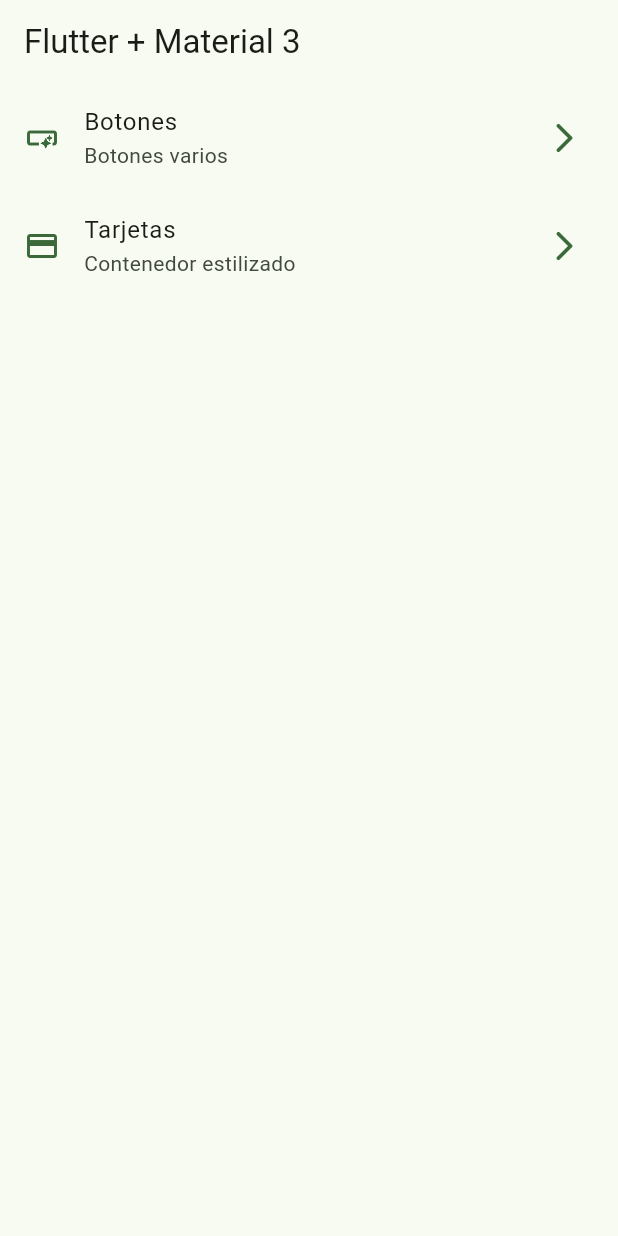
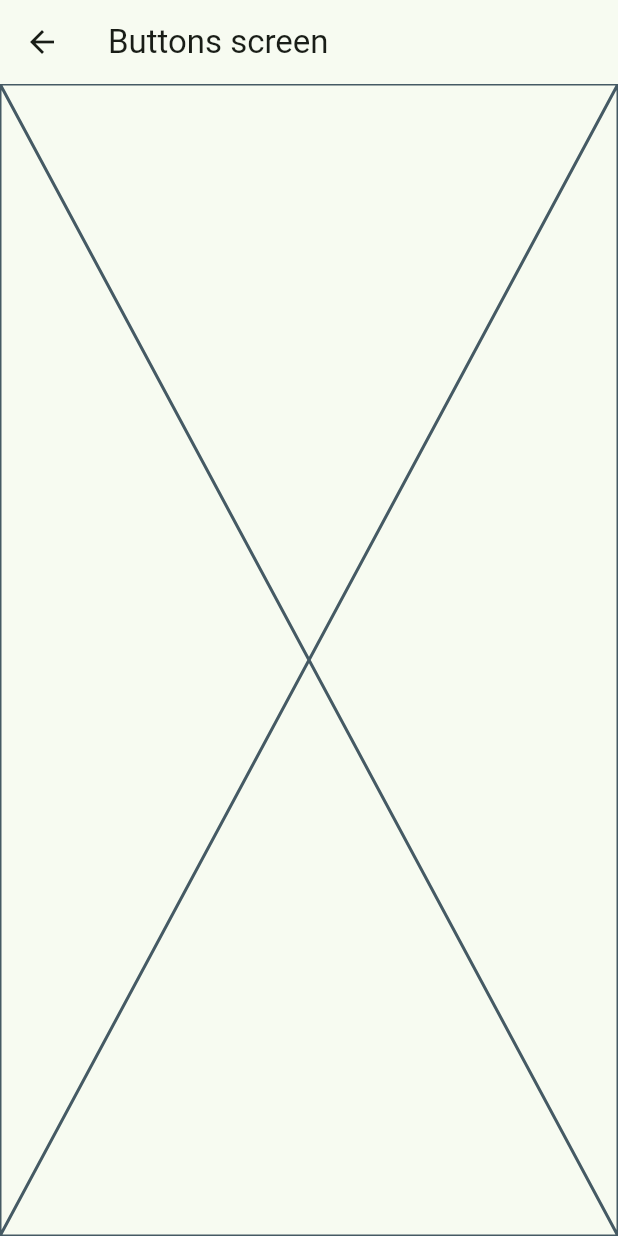
Before and after one commit to yvngmarti/widgets_app, a Flutter app: the screen it shows after launch, after a tap on "Botones", on a phone screen of 412 x 824 dp. Run offline on Flutter 3.47's test engine with Material 3 defaults, Android fonts, the phone set to English and light mode, and no system bars.

Commit message:
rutas basicas configuradas

```diff
--- a/lib/config/menu/menu_items.dart
+++ b/lib/config/menu/menu_items.dart
@@ -18,13 +18,13 @@ const appMenuItems = <MenuItem>[
   MenuItem(
     titLe: 'Botones',
     subtitle: 'Botones varios',
-    link: '/botones',
+    link: '/buttons',
     iconData: Icons.smart_button_outlined,
   ),
   MenuItem(
     titLe: 'Tarjetas',
     subtitle: 'Contenedor estilizado',
-    link: '/card',
+    link: '/cards',
     iconData: Icons.credit_card,
   ),
 ];
--- a/lib/main.dart
+++ b/lib/main.dart
@@ -1,5 +1,7 @@
 import 'package:flutter/material.dart';
 import 'package:widgets_app/config/theme/app_theme.dart';
+import 'package:widgets_app/presentation/screens/home/buttons/buttons_screen.dart';
+import 'package:widgets_app/presentation/screens/home/cards/cards_screen.dart';
 import 'package:widgets_app/presentation/screens/home/home_screen.dart';
 
 void main() {
@@ -15,6 +17,10 @@ class MainApp extends StatelessWidget {
       debugShowCheckedModeBanner: false,
       theme: AppTheme(selectedColor: 2).getTheme(),
       home: const HomeScreen(),
+      routes: {
+        '/buttons': (context) => const ButtonsScreen(),
+        '/cards': (context) => const CardsScreen(),
+      },
     );
   }
 }
--- /dev/null
+++ b/lib/presentation/screens/home/buttons/buttons_screen.dart
@@ -0,0 +1,15 @@
+import 'package:flutter/material.dart';
+
+class ButtonsScreen extends StatelessWidget {
+  const ButtonsScreen({super.key});
+
+  @override
+  Widget build(BuildContext context) {
+    return Scaffold(
+      appBar: AppBar(
+        title: const Text('Buttons screen'),
+      ),
+      body: const Placeholder(),
+    );
+  }
+}
--- a/lib/presentation/screens/home/home_screen.dart
+++ b/lib/presentation/screens/home/home_screen.dart
@@ -1,5 +1,6 @@
 import 'package:flutter/material.dart';
 import 'package:widgets_app/config/menu/menu_items.dart';
+import 'package:widgets_app/presentation/screens/home/buttons/buttons_screen.dart';
 
 class HomeScreen extends StatelessWidget {
   const HomeScreen({super.key});
@@ -41,11 +42,22 @@ class _CustomListTile extends StatelessWidget {
     final colors = Theme.of(context).colorScheme;
 
     return ListTile(
-      leading: Icon(menuItem.iconData, color: colors.primary,),
-      trailing: Icon(Icons.arrow_forward_ios_rounded, color: colors.primary,),
+      leading: Icon(
+        menuItem.iconData,
+        color: colors.primary,
+      ),
+      trailing: Icon(
+        Icons.arrow_forward_ios_rounded,
+        color: colors.primary,
+      ),
       title: Text(menuItem.titLe),
       subtitle: Text(menuItem.subtitle),
-      onTap: () {},
+      onTap: () {
+        // Navigator.of(context).push(MaterialPageRoute(
+        //   builder: (context) => const ButtonsScreen(),
+        // ));
+        Navigator.pushNamed(context, menuItem.link);
+      },
       // splashColor: // cambios las propiedades del splash
     );
   }
```
Also changed, not shown: lib/presentation/screens/home/cards/cards_screen.dart (added, +15 -0 lines).
